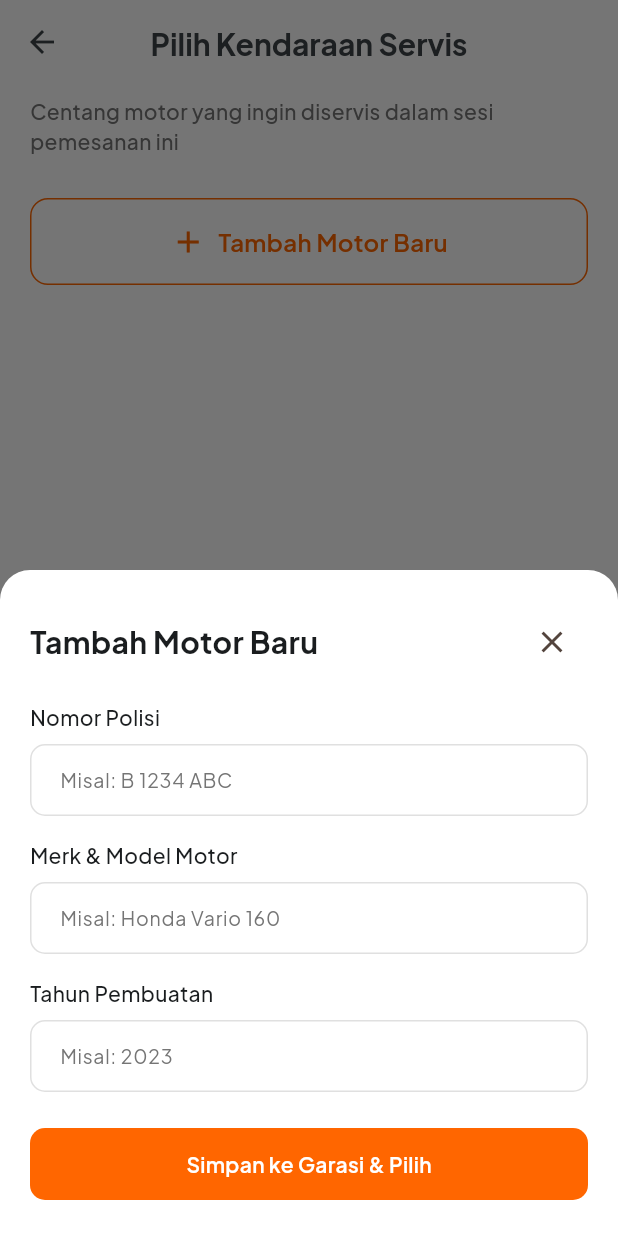
After one commit to FikryIdhamD/bengkel-servisinaja, a Flutter app: the VehicleSelectionScreen screen opened by its route, after a tap on "Tambah Motor Baru", on a phone screen of 412 x 824 dp. The commit adds this screen. Run offline on Flutter 3.47's test engine with Material 3 defaults, Android fonts, the phone set to English and light mode, and no system bars; our stand-ins replace flutter_dotenv, flutter_riverpod, go_router, google_fonts, supabase_flutter; accounts and stored records are empty.

Commit message:
feat: implementasi modul garasi dan multi-vehicle selection UI

```diff
--- /dev/null
+++ b/lib/features/booking/presentation/screens/vehicle_selection_screen.dart
@@ -0,0 +1,299 @@
+import 'package:flutter/material.dart';
+import 'package:flutter_riverpod/flutter_riverpod.dart';
+import 'package:go_router/go_router.dart';
+import '../../../../core/constants/colors.dart';
+import '../../../../core/constants/typography.dart';
+import '../../../../core/widgets/primary_button.dart';
+import '../../../../core/widgets/custom_text_field.dart';
+import '../../../../core/widgets/vehicle_card.dart';
+import '../../../garage/logic/garage_provider.dart';
+import '../../logic/multi_vehicle_selection_provider.dart';
+
+class VehicleSelectionScreen extends ConsumerWidget {
+  const VehicleSelectionScreen({super.key});
+
+  @override
+  Widget build(BuildContext context, WidgetRef ref) {
+    final garageState = ref.watch(garageProvider);
+    final selectedVehicles = ref.watch(selectedVehiclesProvider);
+
+    return Scaffold(
+      backgroundColor: AppColors.background,
+      appBar: AppBar(
+        backgroundColor: AppColors.background,
+        elevation: 0,
+        scrolledUnderElevation: 0,
+        leading: IconButton(
+          icon: const Icon(Icons.arrow_back, color: AppColors.charcoalDark),
+          onPressed: () => context.pop(),
+        ),
+        title: Text(
+          'Pilih Kendaraan Servis',
+          style: AppTypography.headline1.copyWith(
+            color: AppColors.charcoalDark,
+          ),
+        ),
+      ),
+      body: SafeArea(
+        child: Column(
+          children: [
+            Padding(
+              padding: const EdgeInsets.symmetric(
+                horizontal: 20.0,
+                vertical: 8.0,
+              ),
+              child: Text(
+                'Centang motor yang ingin diservis dalam sesi pemesanan ini',
+                style: AppTypography.body1Medium.copyWith(
+                  color: AppColors.textSecondary,
+                ),
+              ),
+            ),
+            Expanded(
+              child: garageState.when(
+                data: (vehicles) {
+                  return ListView.separated(
+                    padding: const EdgeInsets.all(20.0),
+                    itemCount: vehicles.length + 1, // +1 for the add new button
+                    separatorBuilder: (context, index) =>
+                        const SizedBox(height: 12),
+                    itemBuilder: (context, index) {
+                      if (index == vehicles.length) {
+                        // Add New Vehicle Button
+                        return GestureDetector(
+                          onTap: () => _showAddVehicleModal(context, ref),
+                          child: Container(
+                            padding: const EdgeInsets.all(16),
+                            decoration: BoxDecoration(
+                              color: AppColors.background,
+                              borderRadius: BorderRadius.circular(12),
+                              border: Border.all(
+                                color: AppColors.primaryOrange,
+                                width: 1,
+                                style: BorderStyle.solid,
+                              ),
+                            ),
+                            child: Row(
+                              mainAxisAlignment: MainAxisAlignment.center,
+                              children: [
+                                const Icon(
+                                  Icons.add,
+                                  color: AppColors.primaryOrange,
+                                ),
+                                const SizedBox(width: 8),
+                                Text(
+                                  'Tambah Motor Baru',
+                                  style: AppTypography.headline2.copyWith(
+                                    color: AppColors.primaryOrange,
+                                  ),
+                                ),
+                              ],
+                            ),
+                          ),
+                        );
+                      }
+
+                      final v = vehicles[index];
+                      final isSelected = selectedVehicles.any(
+                        (selected) => selected.id == v.id,
+                      );
+
+                      return VehicleSelectableCard(
+                        plateNumber: v.plateNumber,
+                        modelName: v.modelName,
+                        year: v.year.toString(),
+                        isSelected: isSelected,
+                        onTap: () {
+                          ref
+                              .read(selectedVehiclesProvider.notifier)
+                              .toggleVehicle(v);
+                        },
+                      );
+                    },
+                  );
+                },
+                loading: () => const Center(
+                  child: CircularProgressIndicator(
+                    color: AppColors.primaryOrange,
+                  ),
+                ),
+                error: (err, stack) => Center(
+                  child: Text(
+                    'Terjadi kesalahan: $err',
+                    style: AppTypography.body2.copyWith(color: Colors.red),
+                  ),
+                ),
+              ),
+            ),
+            // Bottom Bar
+            Container(
+              padding: const EdgeInsets.all(20),
+              decoration: BoxDecoration(
+                color: AppColors.background,
+                boxShadow: [
+                  BoxShadow(
+                    color: Colors.black.withValues(alpha: 0.08),
+                    blurRadius: 16,
+                    offset: const Offset(0, -4),
+                  ),
+                ],
+              ),
+              child: SafeArea(
+                child: Row(
+                  children: [
+                    Expanded(
+                      flex: 2,
+                      child: Text(
+                        '${selectedVehicles.length} Kendaraan Terpilih',
+                        style: AppTypography.headline2,
+                      ),
+                    ),
+                    const SizedBox(width: 16),
+                    Expanded(
+                      flex: 3,
+                      child: PrimaryButton(
+                        text: 'Lanjut ke Layanan',
+                        onPressed: selectedVehicles.isEmpty
+                            ? null
+                            : () {
+                                context.push('/service-configuration');
+                              },
+                        backgroundColor: selectedVehicles.isEmpty
+                            ? AppColors.disabled
+                            : AppColors.primaryOrange,
+                      ),
+                    ),
+                  ],
+                ),
+              ),
+            ),
+          ],
+        ),
+      ),
+    );
+  }
+
+  void _showAddVehicleModal(BuildContext context, WidgetRef ref) {
+    showModalBottomSheet(
+      context: context,
+      isScrollControlled: true,
+      backgroundColor: Colors.transparent,
+      builder: (context) => _AddVehicleModalSheet(ref: ref),
+    );
+  }
+}
+
+class _AddVehicleModalSheet extends StatefulWidget {
+  final WidgetRef ref;
+
+  const _AddVehicleModalSheet({required this.ref});
+
+  @override
+  State<_AddVehicleModalSheet> createState() => _AddVehicleModalSheetState();
+}
+
+class _AddVehicleModalSheetState extends State<_AddVehicleModalSheet> {
+  final _plateController = TextEditingController();
+  final _modelController = TextEditingController();
+  final _yearController = TextEditingController();
+  bool _isLoading = false;
+
+  void _submit() async {
+    final plate = _plateController.text.trim();
+    final model = _modelController.text.trim();
+    final year = int.tryParse(_yearController.text.trim()) ?? 0;
+
+    if (plate.isEmpty || model.isEmpty || year == 0) {
+      ScaffoldMessenger.of(context).showSnackBar(
+        const SnackBar(content: Text('Mohon lengkapi semua data dengan benar')),
+      );
+      return;
+    }
+
+    setState(() => _isLoading = true);
+
+    try {
+      final newVehicle = await widget.ref
+          .read(garageProvider.notifier)
+          .addVehicle(plate, model, year);
+      if (newVehicle != null) {
+        widget.ref
+            .read(selectedVehiclesProvider.notifier)
+            .selectVehicle(newVehicle);
+      }
+      if (mounted) {
+        Navigator.pop(context);
+      }
+    } catch (e) {
+      if (mounted) {
+        ScaffoldMessenger.of(
+          context,
+        ).showSnackBar(SnackBar(content: Text('Gagal menambahkan motor: $e')));
+      }
+    } finally {
+      if (mounted) {
+        setState(() => _isLoading = false);
+      }
+    }
+  }
+
+  @override
+  Widget build(BuildContext context) {
+    return Container(
+      padding: EdgeInsets.only(
+        top: 24,
+        left: 20,
+        right: 20,
+        bottom: MediaQuery.of(context).viewInsets.bottom + 24,
+      ),
+      decoration: const BoxDecoration(
+        color: AppColors.background,
+        borderRadius: BorderRadius.vertical(top: Radius.circular(20)),
+      ),
+      child: Column(
+        mainAxisSize: MainAxisSize.min,
+        crossAxisAlignment: CrossAxisAlignment.start,
+        children: [
+          Row(
+            mainAxisAlignment: MainAxisAlignment.spaceBetween,
+            children: [
+              Text('Tambah Motor Baru', style: AppTypography.headline1),
+              IconButton(
+                icon: const Icon(Icons.close),
+                onPressed: () => Navigator.pop(context),
+              ),
+            ],
+          ),
+          const SizedBox(height: 16),
+          Text('Nomor Polisi', style: AppTypography.body1Medium),
+          const SizedBox(height: 8),
+          CustomTextField(
+            placeholder: 'Misal: B 1234 ABC',
+            controller: _plateController,
+          ),
+          const SizedBox(height: 16),
+          Text('Merk & Model Motor', style: AppTypography.body1Medium),
+          const SizedBox(height: 8),
+          CustomTextField(
+            placeholder: 'Misal: Honda Vario 160',
+            controller: _modelController,
+          ),
+          const SizedBox(height: 16),
+          Text('Tahun Pembuatan', style: AppTypography.body1Medium),
+          const SizedBox(height: 8),
+          CustomTextField(
+            placeholder: 'Misal: 2023',
+            keyboardType: TextInputType.number,
+            controller: _yearController,
+          ),
+          const SizedBox(height: 24),
+          PrimaryButton(
+            text: 'Simpan ke Garasi & Pilih',
+            isLoading: _isLoading,
+            onPressed: _submit,
+          ),
+        ],
+      ),
+    );
+  }
+}
```
Also changed, not shown: lib/core/routes/app_router.dart (+11 -0 lines), lib/features/booking/logic/multi_vehicle_selection_provider.dart (added, +32 -0 lines), lib/features/garage/logic/garage_provider.dart (+6 -3 lines), lib/features/home/presentation/screens/home_screen.dart (+15 -5 lines), 1 other file.
